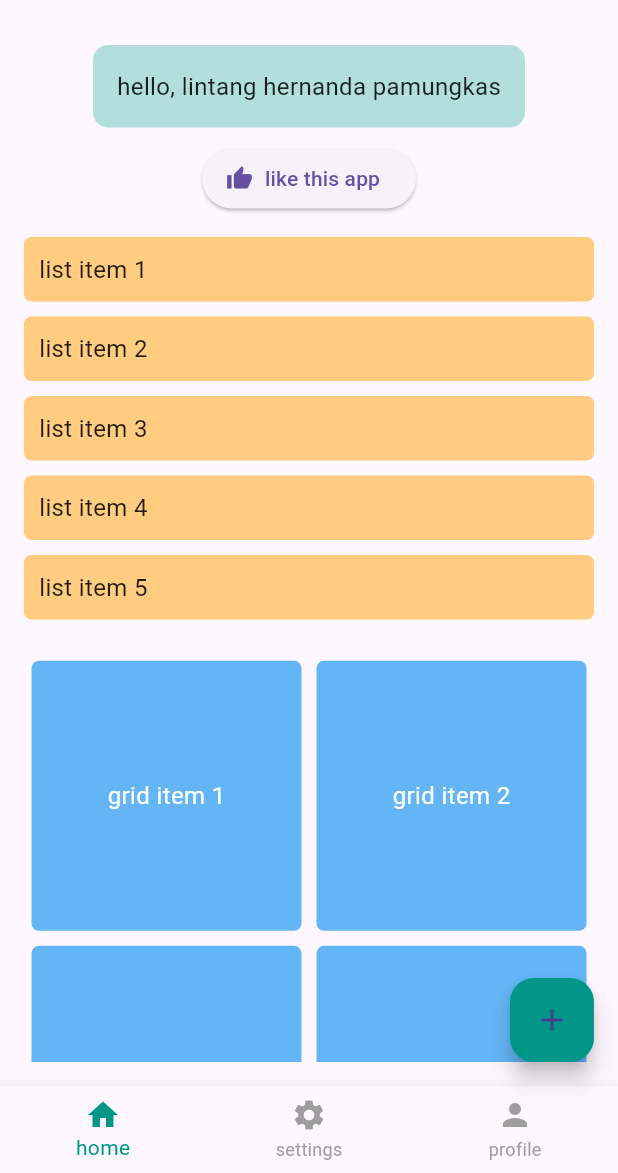
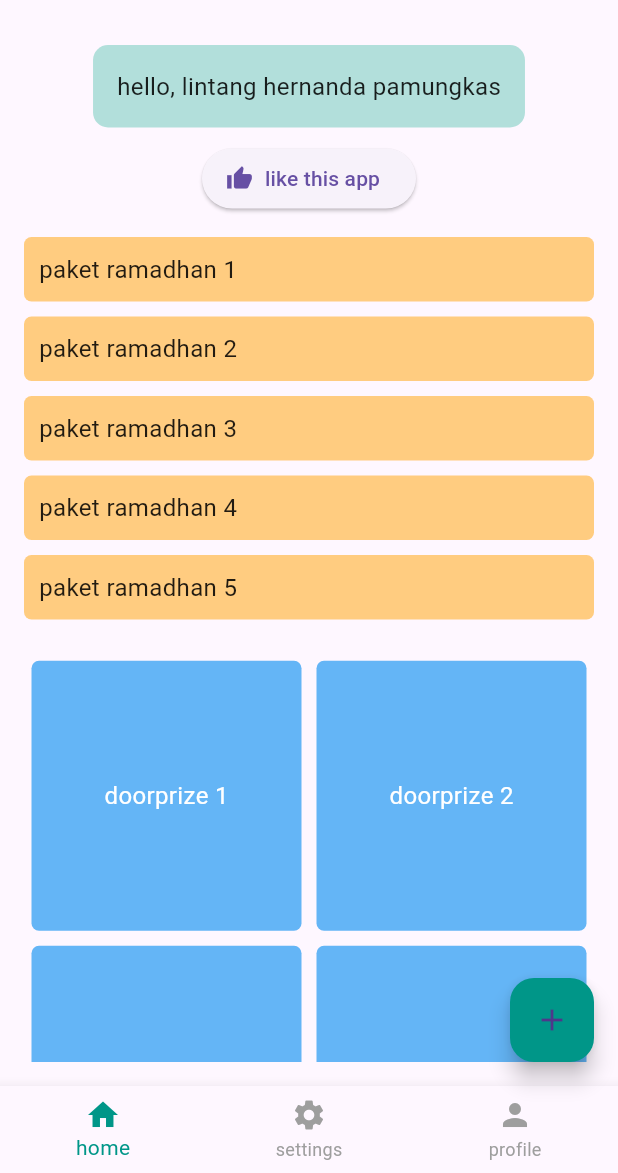
Before and after one commit to youngbusy/bengkel-koding, a Flutter app: the screen it shows after launch, on a phone screen of 412 x 824 dp, the part 63-1236 px from its top. Run offline on Flutter 3.47's test engine with Material 3 defaults, Android fonts, the phone set to English and light mode, and no system bars.

Commit message:
update code

```diff
--- a/lib/main.dart
+++ b/lib/main.dart
@@ -138,7 +138,7 @@ class HomePage extends StatelessWidget {
                     color: Colors.orange.shade200,
                     borderRadius: BorderRadius.circular(5),
                   ),
-                  child: Text('list item ${index + 1}'),
+                  child: Text('paket ramadhan ${index + 1}'),
                 );
               }),
             ),
@@ -155,7 +155,7 @@ class HomePage extends StatelessWidget {
                     borderRadius: BorderRadius.circular(5),
                   ),
                   child: Center(
-                    child: Text('grid item ${index + 1}', style: const TextStyle(color: Colors.white)),
+                    child: Text('doorprize ${index + 1}', style: const TextStyle(color: Colors.white)),
                   ),
                 );
               }),
```
